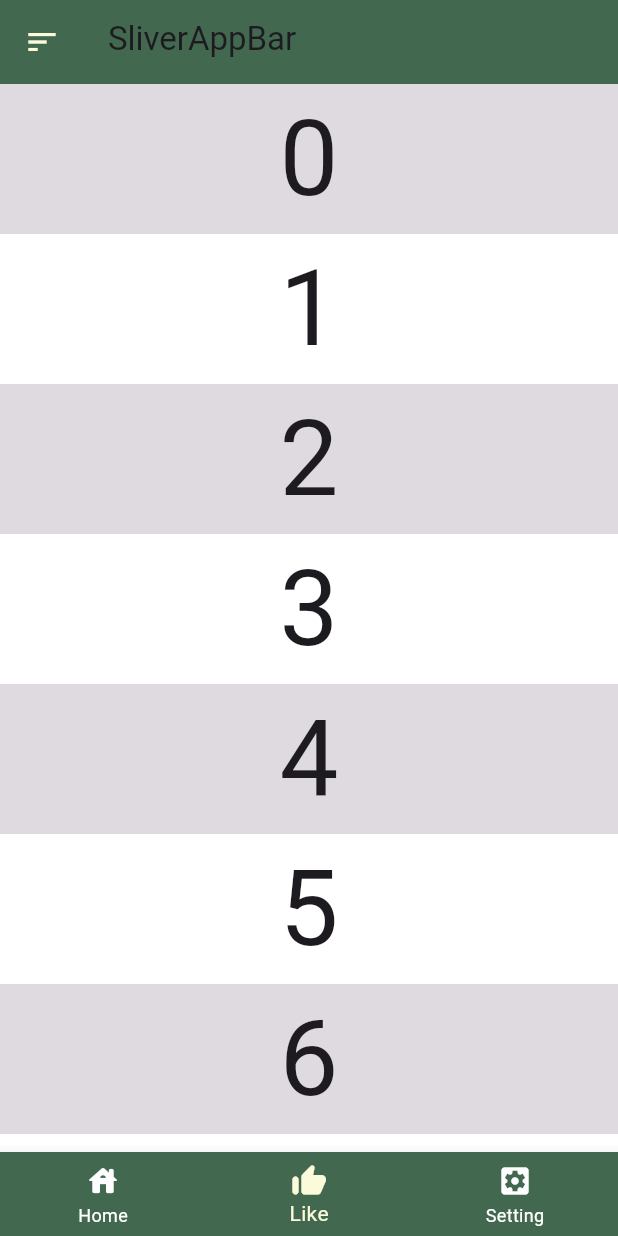
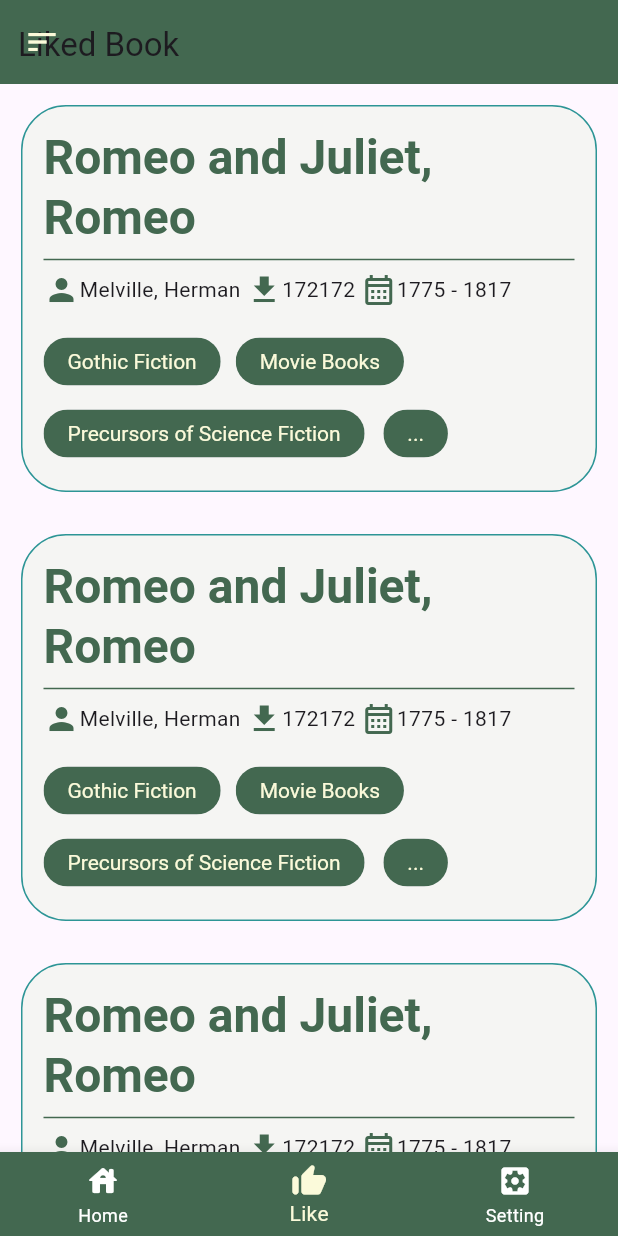
Before and after one commit to gedeivanpratama/guternberg_book, a Flutter app: the screen it shows after launch, item 2 of the bottom bar chosen, on a phone screen of 412 x 824 dp. Run offline on Flutter 3.47's test engine with Material 3 defaults, Android fonts, the phone set to English and light mode, and no system bars; our stand-ins replace bloc, dio, equatable, flutter_bloc; generated files the repository leaves out were written again.

Commit message:
share widget bookitemWidget

```diff
--- /dev/null
+++ b/lib/core/widgets/book_item_widget.dart
@@ -0,0 +1,95 @@
+import 'package:flutter/material.dart';
+
+class BookItemWidget extends StatelessWidget {
+  const BookItemWidget({super.key});
+
+  @override
+  Widget build(BuildContext context) {
+    return Padding(
+      padding: const EdgeInsets.all(14),
+      child: InkWell(
+        borderRadius: BorderRadius.circular(30),
+        onTap: () {},
+        child: Container(
+          padding: EdgeInsets.all(14),
+          decoration: BoxDecoration(
+            color: Color.fromARGB(255, 245, 245, 243),
+            borderRadius: BorderRadius.circular(30),
+            border: Border.all(color: Color(0xFF2D9596)),
+          ),
+          child: Column(
+            mainAxisAlignment: MainAxisAlignment.start,
+            crossAxisAlignment: CrossAxisAlignment.start,
+            children: [
+              Row(
+                children: [
+                  Expanded(
+                    flex: 5,
+                    child: Text(
+                      "Romeo and Juliet, Romeo",
+                      style: Theme.of(context).textTheme.headlineLarge,
+                      maxLines: 2,
+                      overflow: TextOverflow.ellipsis,
+                    ),
+                  ),
+                ],
+              ),
+              Divider(thickness: 1),
+              Wrap(
+                crossAxisAlignment: WrapCrossAlignment.start,
+                alignment: WrapAlignment.start,
+                children: [
+                  Row(
+                    mainAxisSize: MainAxisSize.min,
+                    children: [
+                      Icon(Icons.person),
+                      Text(
+                        "Melville, Herman ",
+                        overflow: TextOverflow.ellipsis,
+                        maxLines: 2,
+                      ),
+                    ],
+                  ),
+                  Row(
+                    mainAxisSize: MainAxisSize.min,
+                    children: [
+                      Icon(Icons.download),
+                      Text(
+                        "172172 ",
+                        overflow: TextOverflow.ellipsis,
+                      ),
+                    ],
+                  ),
+                  Row(
+                    mainAxisSize: MainAxisSize.min,
+                    children: [
+                      Icon(Icons.calendar_month_outlined),
+                      Text(
+                        "1775 - 1817 ",
+                        overflow: TextOverflow.ellipsis,
+                        maxLines: 5,
+                      ),
+                    ],
+                  ),
+                ],
+              ),
+              SizedBox(height: 12),
+              Wrap(
+                crossAxisAlignment: WrapCrossAlignment.start,
+                alignment: WrapAlignment.start,
+                spacing: 10,
+                runSpacing: 0,
+                children: [
+                  Chip(label: Text("Gothic Fiction")),
+                  Chip(label: Text("Movie Books")),
+                  Chip(label: Text("Precursors of Science Fiction")),
+                  Chip(label: Text("...")),
+                ],
+              )
+            ],
+          ),
+        ),
+      ),
+    );
+  }
+}
--- a/lib/features/liked_book/presentations/screens/book_like_screen.dart
+++ b/lib/features/liked_book/presentations/screens/book_like_screen.dart
@@ -1,4 +1,5 @@
 import 'package:flutter/material.dart';
+import 'package:guternberg_book/core/widgets/book_item_widget.dart';
 
 class BookLikeScreen extends StatefulWidget {
   const BookLikeScreen({super.key});
@@ -14,23 +15,23 @@ class _BookLikeScreenState extends State<BookLikeScreen> {
       body: CustomScrollView(
         slivers: [
           SliverAppBar(
-            leading: IconButton(onPressed: () {}, icon: Icon(Icons.sort)),
+            leading: IconButton(
+              onPressed: () {},
+              icon: Icon(Icons.sort),
+            ),
             floating: true,
             flexibleSpace: const FlexibleSpaceBar(
-              title: Text('SliverAppBar'),
+              titlePadding: EdgeInsets.all(12),
+              title: Text(
+                'Liked Book',
+                textAlign: TextAlign.center,
+              ),
             ),
           ),
           SliverList(
             delegate: SliverChildBuilderDelegate(
               (BuildContext context, int index) {
-                return Container(
-                  color: index.isOdd ? Colors.white : Colors.black12,
-                  height: 100.0,
-                  child: Center(
-                    child:
-                        Text('$index', textScaler: const TextScaler.linear(5)),
-                  ),
-                );
+                return BookItemWidget();
               },
               childCount: 20,
             ),
```
Also changed, not shown: lib/features/home/presentations/screens/home_screen.dart (+3 -90 lines).
